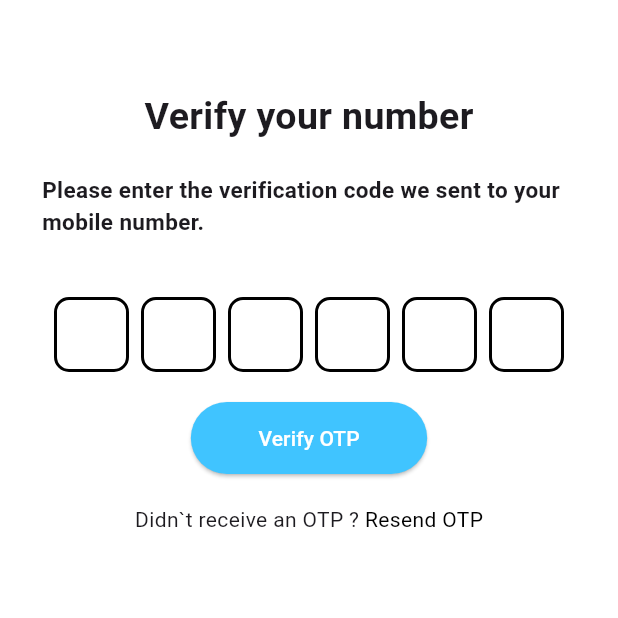
After one commit to CodingWithAditya-life/TripTo, a Flutter app: the VerifyOtpPage screen opened directly, on a phone screen of 412 x 824 dp, the top half of it. The commit adds this screen. Run offline on Flutter 3.47's test engine with Material 3 defaults, Android fonts, the phone set to English and light mode, and no system bars; drawn by our look-alikes of pinput; our stand-ins replace firebase_auth, firebase_core, fluttertoast, google_fonts, google_sign_in, intl_phone_field and 1 more; accounts and stored records are empty.

Commit message:
auth screen is added

```diff
--- /dev/null
+++ b/lib/features/authentication/screens/signUp/verify_otp_page.dart
@@ -0,0 +1,82 @@
+import 'package:flutter/cupertino.dart';
+import 'package:flutter/material.dart';
+import 'package:pinput/pinput.dart';
+import 'package:tripto/features/authentication/onboarding/onboarding.dart';
+
+class VerifyOtpPage extends StatefulWidget {
+  const VerifyOtpPage({super.key});
+
+  @override
+  State<VerifyOtpPage> createState() => _VerifyOtpPageState();
+}
+
+class _VerifyOtpPageState extends State<VerifyOtpPage> {
+  @override
+  Widget build(BuildContext context) {
+    TextEditingController pinputController = TextEditingController();
+
+    return Scaffold(
+      backgroundColor: Colors.white,
+      body: Padding(
+        padding: const EdgeInsets.all(20.0),
+        child: SafeArea(
+          child: Column(
+            mainAxisAlignment: MainAxisAlignment.start,
+
+            children: [
+              SizedBox(height: 40,),
+              Text(
+                'Verify your number',
+                style: TextStyle(
+                  fontSize: 25,
+                  fontWeight: FontWeight.bold,
+                ),
+              ),
+              SizedBox(height: 20,),
+              Padding(
+                padding: const EdgeInsets.only(left: 8.0,right: 8),
+                child: Text(
+                  'Please enter the verification code we sent to your mobile number.',
+                  style: TextStyle(
+                    fontSize: 15,
+                    fontWeight: FontWeight.bold,
+                  ),
+                ),
+              ),SizedBox(height: 40,),
+              Pinput(
+                controller: pinputController,
+                mainAxisAlignment: MainAxisAlignment.center,
+                length: 6,
+                defaultPinTheme: PinTheme(
+                width: 50,
+                  height: 50,
+                  textStyle:TextStyle(fontSize: 20,color: Colors.black),
+                  decoration:BoxDecoration(
+                    borderRadius: BorderRadius.circular(10),
+                    border:Border.all(color: Colors.black,width: 2)
+                  )
+                ),
+              ),
+              SizedBox(height: 20,),
+            ElevatedButton(style: ElevatedButton.styleFrom(
+              padding: EdgeInsets.symmetric(horizontal: 45,vertical: 14),
+              foregroundColor: Colors.white,
+              backgroundColor: Colors.lightBlueAccent
+            ),
+                onPressed: (){
+              Navigator.pushReplacement(context, MaterialPageRoute(builder: (context) => Onboarding(),));
+            }, child: Text('Verify OTP')),
+              SizedBox(height: 20,),
+              Row(mainAxisAlignment: MainAxisAlignment.center,
+                children: [
+                  Text("Didn`t receive an OTP ? "),
+                  Text("Resend OTP",style: TextStyle(color: Colors.black,fontSize: 14),),
+                ],
+              )
+            ],
+          ),
+        ),
+      ),
+    );
+  }
+}
--- a/lib/main.dart
+++ b/lib/main.dart
@@ -1,15 +1,19 @@
+import 'package:firebase_auth/firebase_auth.dart';
 import 'package:firebase_core/firebase_core.dart';
 import 'package:flutter/material.dart';
+import 'package:provider/provider.dart';
 import 'package:tripto/features/authentication/onboarding/onboarding.dart';
 import 'package:tripto/features/authentication/onboarding/tripto_splash.dart';
 import 'package:tripto/firebase_options.dart';
+import 'package:tripto/provider/auth_provider.dart';
 
 void main() async{
   WidgetsFlutterBinding.ensureInitialized();
   await Firebase.initializeApp(
     options: DefaultFirebaseOptions.currentPlatform,
   );
-  runApp(const MyApp());
+  runApp( MultiProvider(providers: [Provider(create: (context) => AuthController(),)],
+  child: MyApp()));
 }
 
 class MyApp extends StatelessWidget {
```
Also changed, not shown: lib/features/authentication/screens/auth_service.dart (+22 -6 lines), lib/features/authentication/screens/signUp/signUp_page.dart (+98 -42 lines), pubspec.yaml (+7 -1 lines), assets/images/googlepic.jpg (added), pubspec.lock, 2 other files.
